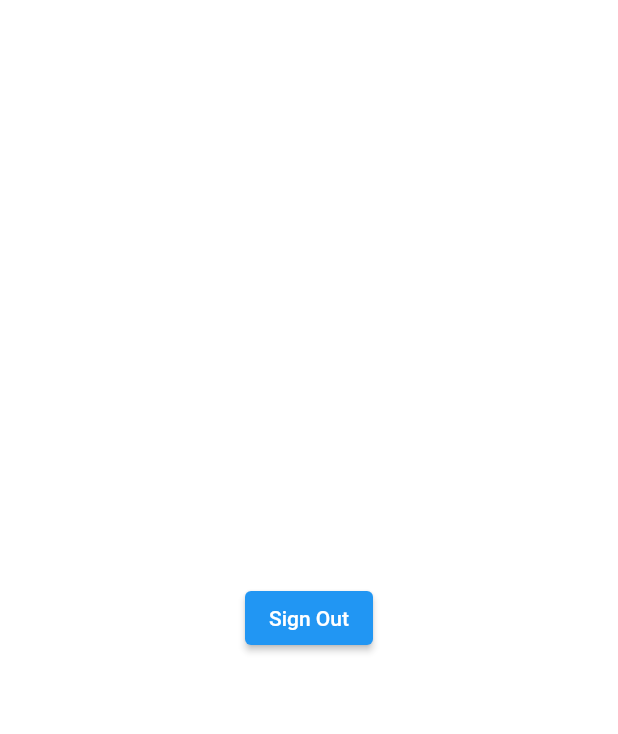
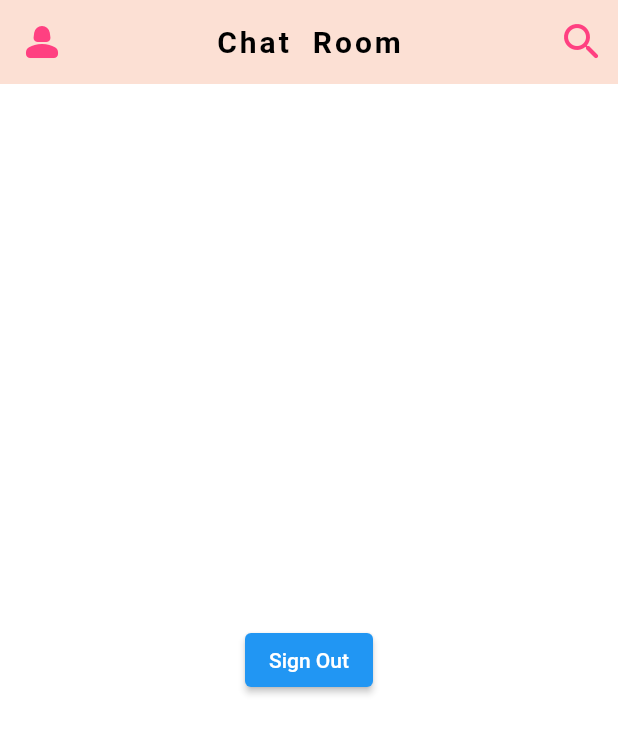
Before and after one commit to ADILAYOUB/100_flutter_challange, a Flutter app: the screen it shows once a user with an empty profile is signed in, after a tap on "Sign Out", on a phone screen of 412 x 824 dp. Shown: the top 734 px of the screen. Run offline on Flutter 3.47's test engine with Material 2 defaults, Android fonts, the phone set to English and light mode, and no system bars; our stand-ins replace cloud_firestore, firebase_auth, firebase_core, google_sign_in; accounts and stored records are empty; network calls fail.

Commit message:
added firebase database with google login

```diff
--- a/lib/screens/home.dart
+++ b/lib/screens/home.dart
@@ -1,9 +1,13 @@
+import 'package:flutte_challange/screens/search.dart';
 import 'package:flutter/material.dart';
 
 import '../services/auth.dart';
+import '../shared/constants.dart';
+import '../shared/widgets/drawer_widget.dart';
 
 class HomeScreen extends StatefulWidget {
-  const HomeScreen({super.key});
+  const HomeScreen({super.key, required this.userId});
+  final String userId;
 
   @override
   State<HomeScreen> createState() => _HomeScreenState();
@@ -13,10 +17,55 @@ class _HomeScreenState extends State<HomeScreen> {
   @override
   Widget build(BuildContext context) {
     return Scaffold(
+      appBar: AppBar(
+        leading: Builder(
+          builder: (context) => IconButton(
+            onPressed: () {
+              Scaffold.of(context).openDrawer();
+            },
+            icon: const Icon(
+              Icons.person_2_rounded,
+              size: 32,
+              color: Colors.pinkAccent,
+            ),
+          ),
+        ),
+        backgroundColor: backgroundColor,
+        elevation: 0,
+        title: const Text(
+          'Chat  Room',
+          style: TextStyle(
+              fontSize: 20,
+              fontWeight: FontWeight.bold,
+              color: Colors.black,
+              letterSpacing: 2),
+        ),
+        centerTitle: true,
+        actions: [
+          IconButton(
+            onPressed: () {
+              Navigator.push(
+                context,
+                MaterialPageRoute(
+                  builder: (context) => const SearchScreen(),
+                ),
+              );
+            },
+            icon: const Icon(
+              Icons.search_rounded,
+              size: 32,
+              color: Colors.pinkAccent,
+            ),
+          ),
+        ],
+      ),
+      drawer: DrawerWidget(
+        userId: widget.userId,
+      ), // Pass the actual user ID
       body: Center(
           child: ElevatedButton(
-        onPressed: () {
-          UserAuth().googlSignOut();
+        onPressed: () async {
+          await UserAuth().googlSignOut();
         },
         child: const Text('Sign Out'),
       )),
--- a/lib/screens/login.dart
+++ b/lib/screens/login.dart
@@ -1,5 +1,7 @@
 import 'package:flutte_challange/services/auth.dart';
 import 'package:flutter/material.dart';
+
+import '../shared/constants.dart';
 
 class LoginScreen extends StatefulWidget {
   const LoginScreen({super.key});
@@ -9,12 +11,6 @@ class LoginScreen extends StatefulWidget {
 }
 
 class _LoginScreenState extends State<LoginScreen> {
-  Color backgroundColor = const HSLColor.fromAHSL(
-    1.0, // Alpha value (1.0 for fully opaque)
-    18, // Hue value (from 0 to 360)
-    0.8696, // Saturation value (from 0.0 to 1.0)
-    0.9098, // Lightness value (from 0.0 to 1.0)
-  ).toColor();
   bool isLoading = false;
   @override
   Widget build(BuildContext context) {
@@ -48,14 +44,16 @@ class _LoginScreenState extends State<LoginScreen> {
                 const SizedBox(height: 24),
                 isLoading
                     ? const Center(
-                        child: CircularProgressIndicator(),
+                        child: CircularProgressIndicator(
+                          color: Colors.white,
+                        ),
                       )
                     : ElevatedButton.icon(
                         onPressed: () async {
                           setState(() {
                             isLoading = true;
                           });
-                          bool auth = await UserAuth().signInWithGoogle();
+                          bool auth = await UserAuth().handleSignInWithGoogle();
                           if (!auth) {
                             setState(() {
                               isLoading = false;
--- a/lib/services/auth.dart
+++ b/lib/services/auth.dart
@@ -1,5 +1,6 @@
 import 'package:firebase_auth/firebase_auth.dart';
 import 'package:flutte_challange/screens/home.dart';
+import 'package:flutte_challange/services/database.dart';
 import 'package:flutter/material.dart';
 import 'package:google_sign_in/google_sign_in.dart';
 
@@ -8,8 +9,9 @@ import '../screens/login.dart';
 class UserAuth {
   final GoogleSignIn _googleSignIn = GoogleSignIn();
   final FirebaseAuth _auth = FirebaseAuth.instance;
+
   // Google Sign In
-  Future<bool> signInWithGoogle() async {
+  Future<bool> signInWithGoogle(Function showSnackBar) async {
     final GoogleSignInAccount? googleSignInAccount =
         await _googleSignIn.signIn();
     if (googleSignInAccount != null) {
@@ -20,35 +22,55 @@ class UserAuth {
           accessToken: googleAuth.accessToken,
           idToken: googleAuth.idToken,
         );
-        await _auth.signInWithCredential(credential);
+        final UserCredential userData =
+            await _auth.signInWithCredential(credential);
+        final user = userData.user;
+        // insert the userCrendential to the database
+        await DatabaseService(userId: user!.uid)
+            .insertUserData(user.displayName, user.email, user.photoURL);
         return true;
       } on FirebaseAuthException catch (e) {
-        print('FirebaseAuthException: ${e.message}');
+        showSnackBar(e.message.toString(), Colors.red);
         return false;
       } catch (e) {
-        print('Error: $e');
+        showSnackBar(e.toString(), Colors.red);
         return false;
       }
     } else {
-      print('Sign-In Interrupted');
+      showSnackBar('Sign-In Interrupted', Colors.red);
       return false;
     }
   }
 
+  // chow snack bar
+  void showSnackBar(
+      BuildContext context, String message, Color backgroundColor) {
+    ScaffoldMessenger.of(context).showSnackBar(
+      SnackBar(
+        content: Text(message),
+        backgroundColor: backgroundColor,
+      ),
+    );
+  }
+
+// In your widget where you want to call signInWithGoogle
+  Future<bool> handleSignInWithGoogle() async {
+    return signInWithGoogle(showSnackBar);
+  }
+
   // Sign Out
-
   Future<void> googlSignOut() async {
-    await _googleSignIn.signIn();
+    await _googleSignIn.signOut();
     await _auth.signOut();
   }
 
   // user authenticated or not
   Widget handleAuth() {
     return StreamBuilder(
-        stream: _auth.authStateChanges(),
+        stream: _auth.authStateChanges(), // gives user data type
         builder: (BuildContext context, AsyncSnapshot snapshot) {
           if (snapshot.hasData) {
-            return const HomeScreen();
+            return HomeScreen(userId: _auth.currentUser!.uid);
           } else {
             return const LoginScreen();
           }
--- /dev/null
+++ b/lib/services/database.dart
@@ -0,0 +1,54 @@
+import 'package:cloud_firestore/cloud_firestore.dart';
+import 'package:flutte_challange/models/user.dart';
+
+class DatabaseService {
+  DatabaseService({required this.userId});
+  final String? userId;
+
+  // ref of collection
+  final CollectionReference userCollection =
+      FirebaseFirestore.instance.collection('users');
+  final CollectionReference groupCollection =
+      FirebaseFirestore.instance.collection('groups');
+
+  // insert user data
+  Future insertUserData(
+      String? fullName, String? email, String? profilePic) async {
+    // if already exists
+    DocumentSnapshot user = await userCollection.doc(userId).get();
+
+    if (!user.exists) {
+      //insert
+      await userCollection.doc(userId).set({
+        'userId': userId,
+        'fullName': fullName,
+        'email': email,
+        'profilePic': profilePic,
+        'joinedAt': DateTime.now()
+      });
+    }
+  }
+
+  // Get user data
+  Future<UserModel> getUser(String? userDocId) async {
+    DocumentSnapshot user = await userCollection.doc(userDocId ?? userId).get();
+    if (!user.exists) {
+      await Future.delayed(const Duration(seconds: 1));
+      user = await userCollection.doc(userId).get();
+    }
+    UserModel userModel =
+        UserModel.fromJson(user.data() as Map<String, dynamic>);
+    return userModel;
+  }
+//! OR
+  // Future<UserModel> getUserData(String? userDocId) async {
+  //   DocumentSnapshot result =
+  //       await userCollection.doc(userDocId ?? userId).get();
+  //   if (!result.exists) {
+  //     await Future.delayed(const Duration(seconds: 1));
+  //     result = await userCollection.doc(userId).get();
+  //   }
+  //   UserModel userModel = UserModel.fromJson(result);
+  //   return userModel;
+  // }
+}
--- a/lib/shared/constants.dart
+++ b/lib/shared/constants.dart
@@ -0,0 +1,8 @@
+import 'package:flutter/material.dart';
+
+Color backgroundColor = const HSLColor.fromAHSL(
+  1.0, // Alpha value (1.0 for fully opaque)
+  18, // Hue value (from 0 to 360)
+  0.8696, // Saturation value (from 0.0 to 1.0)
+  0.9098, // Lightness value (from 0.0 to 1.0)
+).toColor();
--- /dev/null
+++ b/lib/shared/widgets/drawer_widget.dart
@@ -0,0 +1,98 @@
+import 'package:cloud_firestore/cloud_firestore.dart';
+import 'package:flutte_challange/screens/profile.dart';
+import 'package:flutter/material.dart';
+
+class DrawerWidget extends StatelessWidget {
+  final String userId; // Pass the userId to the widget
+
+  const DrawerWidget({super.key, required this.userId});
+
+  Future<Map<String, dynamic>?> getUserData() async {
+    // Retrieve user data from Firebase Firestore
+    final userDoc =
+        await FirebaseFirestore.instance.collection('users').doc(userId).get();
+
+    if (userDoc.exists) {
+      return userDoc.data();
+    } else {
+      return null;
+    }
+  }
+
+  @override
+  Widget build(BuildContext context) {
+    return Drawer(
+      child: FutureBuilder<Map<String, dynamic>?>(
+        future: getUserData(),
+        builder: (context, snapshot) {
+          if (snapshot.connectionState == ConnectionState.waiting) {
+            return const Center(child: CircularProgressIndicator());
+          }
+
+          if (snapshot.hasError) {
+            return const Text('Error loading user data');
+          }
+
+          final userData = snapshot.data;
+
+          return ListView(
+            padding: EdgeInsets.zero,
+            children: [
+              DrawerHeader(
+                decoration: const BoxDecoration(
+                  color: Colors.blue,
+                ),
+                child: Column(
+                  crossAxisAlignment: CrossAxisAlignment.start,
+                  children: [
+                    const Text(
+                      'Welcome',
+                      style: TextStyle(
+                        color: Colors.white,
+                        fontSize: 24,
+                      ),
+                    ),
+                    const SizedBox(height: 8),
+                    userData != null
+                        ? Text(
+                            userData['fullName'],
+                            style: const TextStyle(
+                              color: Colors.white,
+                              fontSize: 16,
+                            ),
+                          )
+                        : const Text('User'),
+                    const SizedBox(height: 8),
+                    userData != null
+                        ? Text(
+                            userData['email'],
+                            style: const TextStyle(
+                              color: Colors.white,
+                              fontSize: 16,
+                            ),
+                          )
+                        : const Text('email'),
+                  ],
+                ),
+              ),
+              ListTile(
+                leading: const Icon(Icons.person_2_rounded,
+                    size: 32, color: Colors.pinkAccent),
+                title: const Text('Profile'),
+                onTap: () {
+                  Navigator.pop(context);
+                  Navigator.push(
+                    context,
+                    MaterialPageRoute(
+                        builder: (context) => const ProfileScreen()),
+                  );
+                },
+              ),
+              // Add more list tiles for other drawer options
+            ],
+          );
+        },
+      ),
+    );
+  }
+}
```
Also changed, not shown: lib/models/user.dart (added, +36 -0 lines), lib/screens/profile.dart (added, +10 -0 lines), lib/screens/search.dart (added, +15 -0 lines).
